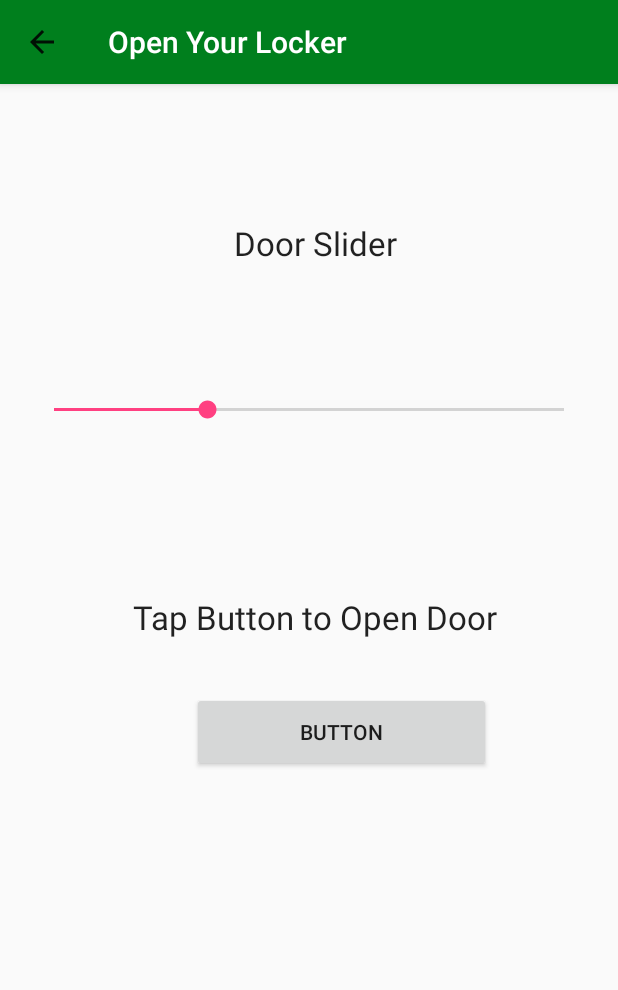
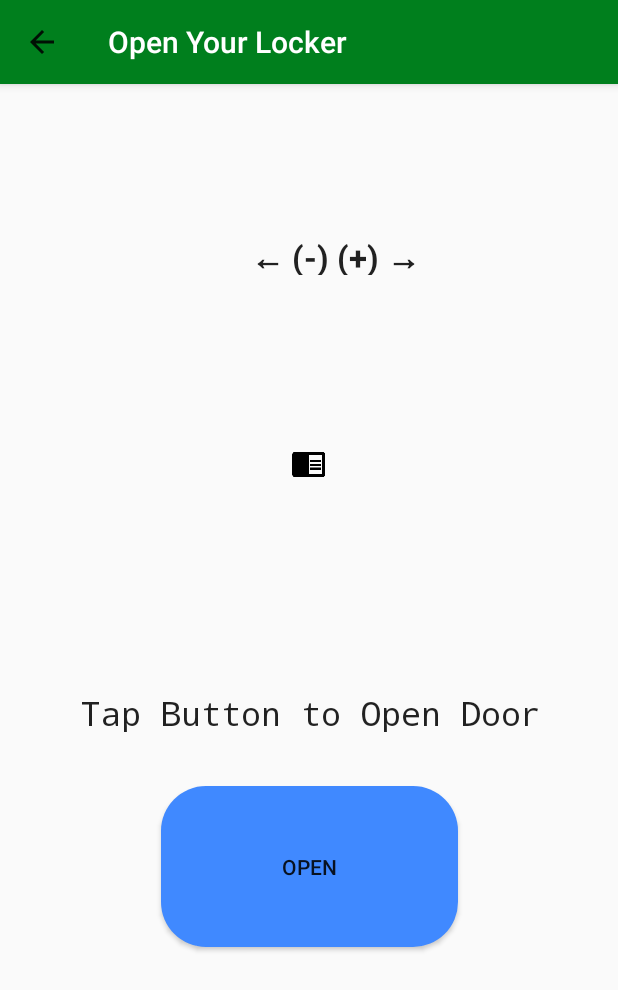
Before and after one commit to StanGo25/LockerAutomation, an Android app: the DoorActivity screen opened directly, with no data from a screen before it, on a phone screen of 412 x 824 dp. Shown: the top 990 px of the screen. Run offline under Robolectric (Android 15) with nearby library versions, the phone set to English and light mode, and no system bars.

Commit message:
Code fixes

```diff
--- a/src/main/java/ca/goldenphoenicks/lockerauto/DoorActivity.java
+++ b/src/main/java/ca/goldenphoenicks/lockerauto/DoorActivity.java
@@ -9,19 +9,64 @@ import android.view.MenuItem;
 import android.view.View;
 import android.view.Window;
 import android.view.WindowManager;
+import android.widget.Button;
+import android.widget.SeekBar;
+import android.widget.TextView;
 
-/**
- * Created by Stanley on 10/04/17.
- */
+
 
 public class DoorActivity extends AppCompatActivity implements View.OnClickListener {
-
+    private Button dB;
+    private int doorSpeed;
+    private SeekBar sB;
+    private TextView dsT;
     @Override
     protected void onCreate(Bundle savedInstanceState){
         super.onCreate(savedInstanceState);
         setContentView(R.layout.activity_door);
         Toolbar myToolbar = (Toolbar) findViewById(R.id.my_toolbar);
         setSupportActionBar(myToolbar);
+
+        dB=(Button) findViewById(R.id.dButt);
+        dB.setOnClickListener(this);
+
+        dsT = (TextView) findViewById(R.id.dps);
+
+        sB=(SeekBar) findViewById(R.id.seeker);
+        sB.setOnSeekBarChangeListener(new SeekBar.OnSeekBarChangeListener() {
+            int progressChangedValue = 0;
+
+            public void onProgressChanged(SeekBar seekBar, int progress, boolean fromUser) {
+                progressChangedValue = progress;
+            }
+
+            public void onStartTrackingTouch(SeekBar seekBar) {
+                if(sB.getProgress()>50&&sB.getProgress()<75)
+                {
+                    doorSpeed=1;
+                    dsT.setText(Integer.toString(doorSpeed));
+                }else if(sB.getProgress()>=75)
+                {
+                    doorSpeed=2;
+                    dsT.setText(Integer.toString(doorSpeed));
+                }else if(sB.getProgress()<50 && sB.getProgress()>25)
+                {
+                    doorSpeed=-1;
+                    dsT.setText(Integer.toString(doorSpeed));
+                }else if(sB.getProgress()<=25)
+                {
+                    doorSpeed=-2;
+                    dsT.setText(Integer.toString(doorSpeed));
+                }
+            }
+
+            public void onStopTrackingTouch(SeekBar seekBar) {
+                sB.setProgress(50);
+            }
+        });
+
+
+
         getSupportActionBar().setDisplayHomeAsUpEnabled(true);
         if (Build.VERSION.SDK_INT >= Build.VERSION_CODES.LOLLIPOP) {
             Window window = getWindow();
@@ -46,8 +91,16 @@ public class DoorActivity extends AppCompatActivity implements View.OnClickListe
         }
         return super.onOptionsItemSelected(item);
     }
-    @Override
-    public void onClick(View view) {
 
-    }
+        @Override
+        public void onClick(View view) {
+
+            if(dB.getText().equals("Open"))
+            {
+                dB.setText("Close");
+            } else {
+                dB.setText("Open");
+            }
+        }
+
 }
--- a/src/main/java/ca/goldenphoenicks/lockerauto/LoginActivity.java
+++ b/src/main/java/ca/goldenphoenicks/lockerauto/LoginActivity.java
@@ -48,7 +48,7 @@ public class LoginActivity extends AppCompatActivity implements View.OnClickList
         switch(view.getId())
         {
             case R.id.valPin:
-                if(!ValidatePin(pinput).equals(pinput)) {
+                if(!ValidatePin().equals(pinput)) {
                     Context context = getApplicationContext();
 
                     CharSequence text = getString(R.string.validate_err);
@@ -65,6 +65,7 @@ public class LoginActivity extends AppCompatActivity implements View.OnClickList
             case R.id.valReg:
                 RegisterPIN(pinput);
                 nextAct.putExtra("validate",2);
+
                 startActivity(nextAct);
                 break;
 
@@ -74,7 +75,7 @@ public class LoginActivity extends AppCompatActivity implements View.OnClickList
 
     }
 
-    public String ValidatePin(String PIN)
+    public String ValidatePin()
     {
         String savedPIN = null;
         try {
--- /dev/null
+++ b/src/main/res/drawable/roundedbutton.xml
@@ -0,0 +1,9 @@
+<?xml version="1.0" encoding="utf-8"?>
+<shape xmlns:android="http://schemas.android.com/apk/res/android"
+    android:shape="rectangle">
+    <solid android:color="#4089Ff" />
+    <corners android:bottomRightRadius="30dp"
+        android:bottomLeftRadius="30dp"
+        android:topRightRadius="30dp"
+        android:topLeftRadius="30dp"/>
+</shape>
--- a/src/main/res/layout/activity_door.xml
+++ b/src/main/res/layout/activity_door.xml
@@ -23,72 +23,81 @@
         tools:layout_constraintRight_creator="1" />
 
     <SeekBar
-        android:id="@+id/seekBar"
+        android:id="@+id/seeker"
+        android:thumb="@mipmap/ic_chrome_reader_mode_black_24dp"
         android:layout_width="0dp"
         android:layout_height="44dp"
+        android:layout_marginBottom="54dp"
+        android:layout_marginTop="56dp"
         android:max="100"
-        android:progress="30"
-        tools:layout_constraintTop_creator="1"
+        android:progress="50"
+        android:progressDrawable="@android:color/transparent"
+        app:layout_constraintBottom_toTopOf="@+id/textView3"
+
+        app:layout_constraintLeft_toLeftOf="parent"
+        app:layout_constraintRight_toRightOf="parent"
+        app:layout_constraintTop_toTopOf="@+id/textView2"
+        tools:layout_constraintBottom_creator="1"
+        tools:layout_constraintLeft_creator="1"
         tools:layout_constraintRight_creator="1"
-        tools:layout_constraintBottom_creator="1"
-        app:layout_constraintBottom_toTopOf="@+id/textView3"
-        android:layout_marginStart="20dp"
-        android:layout_marginEnd="20dp"
-        app:layout_constraintRight_toRightOf="parent"
-        android:layout_marginTop="56dp"
-        tools:layout_constraintLeft_creator="1"
-        android:layout_marginBottom="54dp"
-        app:layout_constraintLeft_toLeftOf="parent"
-        app:layout_constraintTop_toTopOf="@+id/textView2" />
+        tools:layout_constraintTop_creator="1" />
 
     <TextView
         android:id="@+id/textView2"
         android:layout_width="wrap_content"
-        android:layout_height="wrap_content"
-        android:text="Door Slider"
+        android:layout_height="27dp"
+        android:layout_marginRight="132dp"
+        android:layout_marginTop="156dp"
+        android:text="@string/txttit"
+        android:textAlignment="center"
         android:textAppearance="@android:style/TextAppearance.Large"
-        tools:layout_constraintTop_creator="1"
-        android:layout_marginStart="16dp"
-        android:layout_marginTop="147dp"
+        android:textStyle="bold"
+        app:layout_constraintRight_toRightOf="parent"
+        app:layout_constraintTop_toTopOf="parent"
         tools:layout_constraintLeft_creator="1"
-        app:layout_constraintLeft_toLeftOf="parent"
-        app:layout_constraintTop_toTopOf="parent"
-        android:layout_marginLeft="146dp"
-        android:layout_marginRight="8dp"
-        app:layout_constraintRight_toRightOf="parent" />
+        tools:layout_constraintTop_creator="1" />
 
     <TextView
         android:id="@+id/textView3"
         android:layout_width="wrap_content"
-        android:layout_height="wrap_content"
+        android:layout_height="27dp"
+        android:layout_marginLeft="16dp"
+        android:layout_marginRight="8dp"
+        android:fontFamily="monospace"
         android:text="Tap Button to Open Door"
         android:textAppearance="@android:style/TextAppearance.Large"
-        tools:layout_constraintTop_creator="1"
+        app:layout_constraintBottom_toBottomOf="parent"
+        app:layout_constraintHorizontal_bias="0.464"
+        app:layout_constraintLeft_toLeftOf="parent"
+        app:layout_constraintRight_toRightOf="parent"
+        app:layout_constraintTop_toTopOf="parent"
+        app:layout_constraintVertical_bias="0.578"
         tools:layout_constraintBottom_creator="1"
-        android:layout_marginStart="16dp"
-        app:layout_constraintBottom_toBottomOf="parent"
         tools:layout_constraintLeft_creator="1"
-        app:layout_constraintLeft_toLeftOf="parent"
-        app:layout_constraintTop_toTopOf="parent"
-        android:layout_marginLeft="16dp"
-        app:layout_constraintVertical_bias="0.499"
-        android:layout_marginRight="8dp"
-        app:layout_constraintRight_toRightOf="parent" />
+        tools:layout_constraintTop_creator="1" />
 
     <Button
-        android:id="@+id/button"
-        android:layout_width="199dp"
-        android:layout_height="53dp"
-        android:text="Button"
-        tools:layout_constraintTop_creator="1"
+        android:id="@+id/dButt"
+        android:layout_width="198dp"
+        android:layout_height="107dp"
+        android:layout_marginLeft="8dp"
+        android:layout_marginRight="8dp"
+        android:layout_marginTop="36dp"
+        android:background="@drawable/roundedbutton"
+        android:text="@string/dTxt"
+        app:layout_constraintHorizontal_bias="0.502"
+        app:layout_constraintLeft_toLeftOf="parent"
+        app:layout_constraintRight_toRightOf="parent"
+        app:layout_constraintTop_toBottomOf="@+id/textView3"
         tools:layout_constraintRight_creator="1"
-        android:layout_marginEnd="36dp"
-        android:layout_marginTop="35dp"
-        app:layout_constraintTop_toBottomOf="@+id/textView3"
-        android:layout_marginLeft="8dp"
-        app:layout_constraintLeft_toLeftOf="parent"
-        android:layout_marginRight="8dp"
-        app:layout_constraintRight_toRightOf="parent"
-        app:layout_constraintHorizontal_bias="0.71" />
+        tools:layout_constraintTop_creator="1" />
+
+    <TextView
+        android:id="@+id/dps"
+        android:layout_width="79dp"
+        android:layout_height="29dp"
+        android:text="@string/dsTxt"
+        tools:layout_editor_absoluteX="288dp"
+        tools:layout_editor_absoluteY="70dp" />
 
 </android.support.constraint.ConstraintLayout>
--- a/src/main/res/values/strings.xml
+++ b/src/main/res/values/strings.xml
@@ -21,6 +21,11 @@
     <string name="lockOn">Lock is armed</string>
     <string name="lockOff">Lock is disarmed</string>
 
+    <string name="txttit">←  (-)           (+)  →</string>
+    <string name="dTxt">Open</string>
+    <string name="dsTxt">0</string>
+
+
     <string name="navigation_drawer_open">Open navigation drawer</string>
     <string name="navigation_drawer_close">Close navigation drawer</string>
 
```
Also changed, not shown: src/main/java/ca/goldenphoenicks/lockerauto/LockActivity.java (+10 -3 lines), src/main/java/ca/goldenphoenicks/lockerauto/MenuActivity.java (+16 -10 lines), src/main/res/layout/activity_lock.xml (+13 -21 lines), src/main/res/layout/activity_login.xml (+10 -8 lines), src/main/res/drawable/off.png (added), src/main/res/drawable/on.png (added), 1405 other files.
